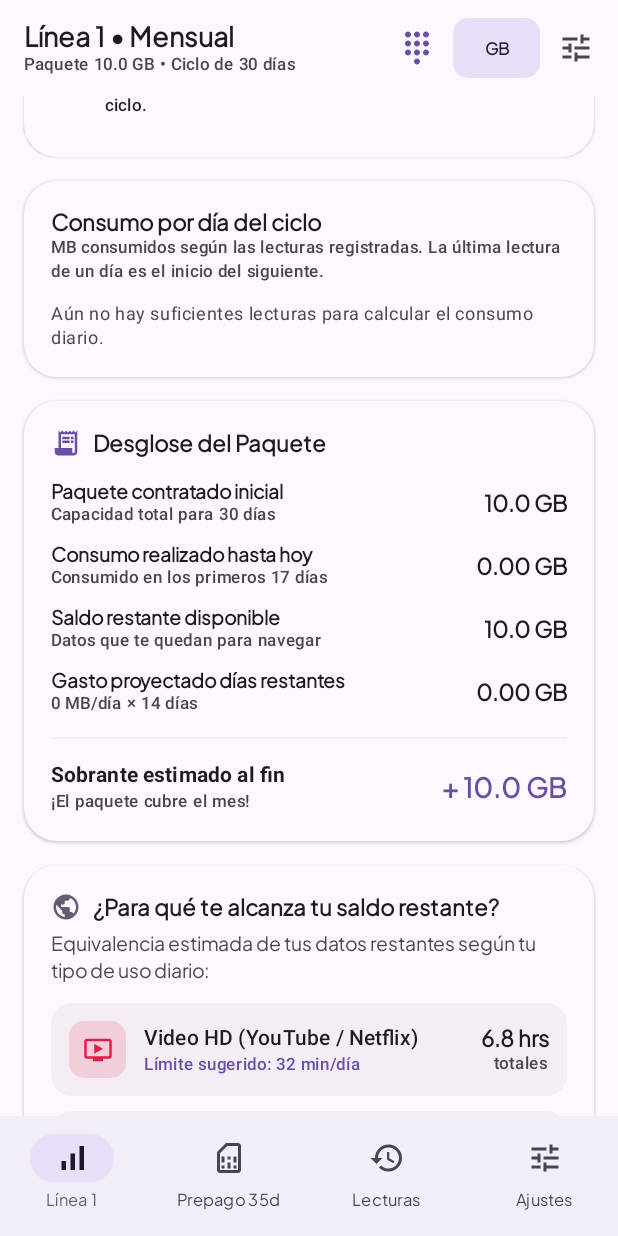
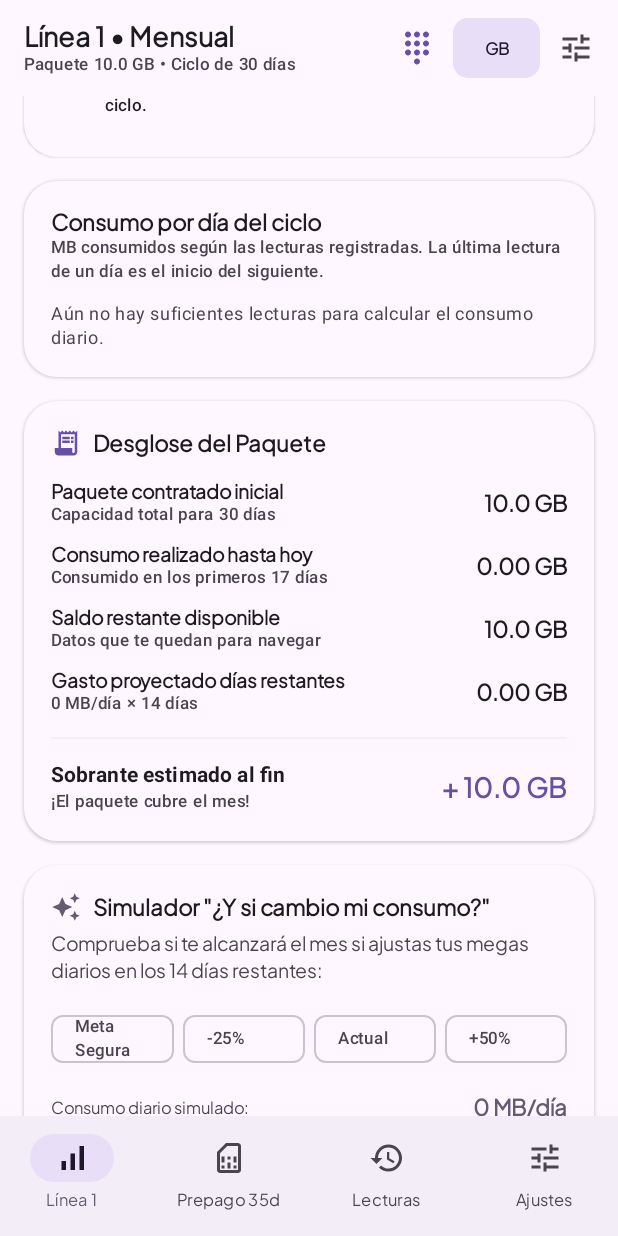
Before and after one commit to renehdezalvarez/Datos_android, an Android app built with Jetpack Compose: the screen it shows after launch (MainActivity), scrolled down 476 dp, on a phone screen of 412 x 824 dp. Run offline under Robolectric (Android 15) with nearby library versions, the phone set to English and light mode, and no system bars; our stand-ins replace Room's generated code; 17 statements that could not run were skipped.

Commit message:
feat: quitar sección de equivalencia por actividad del saldo restante

```diff
--- a/app/build.gradle.kts
+++ b/app/build.gradle.kts
@@ -12,8 +12,8 @@ android {
     applicationId = "com.aistudio.previsiongastos.pkwqzl"
     minSdk = 24
     targetSdk = 36
-    versionCode = 23
-    versionName = "8.15"
+    versionCode = 24
+    versionName = "8.16"
 
     testInstrumentationRunner = "androidx.test.runner.AndroidJUnitRunner"
   }
--- a/app/src/main/java/com/example/domain/DataForecastCalculator.kt
+++ b/app/src/main/java/com/example/domain/DataForecastCalculator.kt
@@ -3,7 +3,6 @@ package com.example.domain
 import kotlin.math.floor
 import kotlin.math.max
 import kotlin.math.min
-import kotlin.math.roundToInt
 
 enum class DataPaceStatus {
     SURPLUS_SAFE,       // Will comfortably reach month-end (> 20% remaining at end)
@@ -11,14 +10,6 @@ enum class DataPaceStatus {
     RISK_EXHAUSTION,   // Will run out 1 to 5 days before month-end
     CRITICAL_DEPLETED  // Will run out quickly (> 5 days before month-end) or already depleted
 }
-
-data class DataActivityAllowance(
-    val title: String,
-    val iconType: String,
-    val mbPerHour: Double,
-    val hoursAvailableTotal: Double,
-    val minutesPerDayRemaining: Int
-)
 
 data class DataForecastResult(
     val packageTotalMB: Double,
@@ -40,8 +31,7 @@ data class DataForecastResult(
     val paceStatus: DataPaceStatus,
     val simulatedDailyMB: Double? = null,
     val simulatedDaysLeft: Double? = null,
-    val simulatedEndBalanceMB: Double? = null,
-    val activities: List<DataActivityAllowance> = emptyList()
+    val simulatedEndBalanceMB: Double? = null
 )
 
 object DataForecastCalculator {
@@ -129,38 +119,6 @@ object DataForecastCalculator {
             Pair(null, null)
         }
 
-        // Estimación de actividades con el saldo restante y cuota diaria
-        val activities = listOf(
-            DataActivityAllowance(
-                title = "Video HD (YouTube / Netflix)",
-                iconType = "video",
-                mbPerHour = 1500.0,
-                hoursAvailableTotal = safeRemainingMB / 1500.0,
-                minutesPerDayRemaining = if (futureDays > 0) ((safeDailyAllowanceMB / 1500.0) * 60).roundToInt() else 0
-            ),
-            DataActivityAllowance(
-                title = "Redes Sociales (TikTok / Reels / IG)",
-                iconType = "social",
-                mbPerHour = 250.0,
-                hoursAvailableTotal = safeRemainingMB / 250.0,
-                minutesPerDayRemaining = if (futureDays > 0) ((safeDailyAllowanceMB / 250.0) * 60).roundToInt() else 0
-            ),
-            DataActivityAllowance(
-                title = "Música Online (Spotify / Deezer)",
-                iconType = "music",
-                mbPerHour = 60.0,
-                hoursAvailableTotal = safeRemainingMB / 60.0,
-                minutesPerDayRemaining = if (futureDays > 0) ((safeDailyAllowanceMB / 60.0) * 60).roundToInt() else 0
-            ),
-            DataActivityAllowance(
-                title = "WhatsApp y Navegación Web",
-                iconType = "chat",
-                mbPerHour = 20.0,
-                hoursAvailableTotal = safeRemainingMB / 20.0,
-                minutesPerDayRemaining = if (futureDays > 0) ((safeDailyAllowanceMB / 20.0) * 60).roundToInt() else 0
-            )
-        )
-
         return DataForecastResult(
             packageTotalMB = safePackageMB,
             remainingBalanceMB = safeRemainingMB,
@@ -179,8 +137,7 @@ object DataForecastCalculator {
             paceStatus = paceStatus,
             simulatedDailyMB = simulatedDailyMB,
             simulatedDaysLeft = simDaysLeft,
-            simulatedEndBalanceMB = simEndBalance,
-            activities = activities
+            simulatedEndBalanceMB = simEndBalance
         )
     }
 }
--- a/app/src/main/java/com/example/ui/components/DataActivitiesCard.kt
+++ /dev/null
@@ -1,159 +0,0 @@
-package com.example.ui.components
-
-import androidx.compose.foundation.layout.Arrangement
-import androidx.compose.foundation.layout.Box
-import androidx.compose.foundation.layout.Column
-import androidx.compose.foundation.layout.Row
-import androidx.compose.foundation.layout.Spacer
-import androidx.compose.foundation.layout.fillMaxWidth
-import androidx.compose.foundation.layout.height
-import androidx.compose.foundation.layout.padding
-import androidx.compose.foundation.layout.size
-import androidx.compose.foundation.layout.width
-import androidx.compose.foundation.shape.RoundedCornerShape
-import androidx.compose.material.icons.Icons
-import androidx.compose.material.icons.filled.Chat
-import androidx.compose.material.icons.filled.MusicNote
-import androidx.compose.material.icons.filled.OndemandVideo
-import androidx.compose.material.icons.filled.Public
-import androidx.compose.material.icons.filled.Share
-import androidx.compose.material.icons.filled.Videocam
-import androidx.compose.material3.Card
-import androidx.compose.material3.CardDefaults
-import androidx.compose.material3.Icon
-import androidx.compose.material3.MaterialTheme
-import androidx.compose.material3.Surface
-import androidx.compose.material3.Text
-import androidx.compose.runtime.Composable
-import androidx.compose.ui.Alignment
-import androidx.compose.ui.Modifier
-import androidx.compose.ui.graphics.vector.ImageVector
-import androidx.compose.ui.platform.testTag
-import androidx.compose.ui.text.font.FontWeight
-import androidx.compose.ui.unit.dp
-import com.example.domain.DataActivityAllowance
-import java.text.DecimalFormat
-import java.text.DecimalFormatSymbols
-import java.util.Locale
-
-@Composable
-fun DataActivitiesCard(
-    activities: List<DataActivityAllowance>,
-    modifier: Modifier = Modifier
-) {
-    Card(
-        modifier = modifier
-            .fillMaxWidth()
-            .testTag("data_activities_card"),
-        shape = RoundedCornerShape(22.dp),
-        colors = CardDefaults.cardColors(
-            containerColor = MaterialTheme.colorScheme.surface
-        ),
-        elevation = CardDefaults.cardElevation(defaultElevation = 1.dp)
-    ) {
-        Column(modifier = Modifier.padding(18.dp)) {
-            Row(verticalAlignment = Alignment.CenterVertically) {
-                Icon(
-                    imageVector = Icons.Default.Public,
-                    contentDescription = null,
-                    tint = MaterialTheme.colorScheme.secondary,
-                    modifier = Modifier.size(20.dp)
-                )
-                Spacer(modifier = Modifier.width(8.dp))
-                Text(
-                    text = "¿Para qué te alcanza tu saldo restante?",
-                    style = MaterialTheme.typography.titleMedium,
-                    fontWeight = FontWeight.Bold,
-                    color = MaterialTheme.colorScheme.onSurface
-                )
-            }
-
-            Spacer(modifier = Modifier.height(6.dp))
-            Text(
-                text = "Equivalencia estimada de tus datos restantes según tu tipo de uso diario:",
-                style = MaterialTheme.typography.bodyMedium,
-                color = MaterialTheme.colorScheme.onSurfaceVariant
-            )
-
-            Spacer(modifier = Modifier.height(14.dp))
-
-            activities.forEachIndexed { index, activity ->
-                ActivityRow(activity)
-                if (index < activities.size - 1) {
-                    Spacer(modifier = Modifier.height(10.dp))
-                }
-            }
-        }
-    }
-}
-
-@Composable
-private fun ActivityRow(activity: DataActivityAllowance) {
-    val (icon, color) = when (activity.iconType) {
-        "video" -> Icons.Default.OndemandVideo to androidx.compose.ui.graphics.Color(0xFFE11D48)
-        "social" -> Icons.Default.Share to androidx.compose.ui.graphics.Color(0xFF8B5CF6)
-        "music" -> Icons.Default.MusicNote to androidx.compose.ui.graphics.Color(0xFF10B981)
-        else -> Icons.Default.Chat to androidx.compose.ui.graphics.Color(0xFF0284C7)
-    }
-
-    val hoursFormatted = DecimalFormat("#,##0.0", DecimalFormatSymbols(Locale.getDefault())).format(activity.hoursAvailableTotal)
-
-    Surface(
-        shape = RoundedCornerShape(14.dp),
-        color = MaterialTheme.colorScheme.surfaceVariant.copy(alpha = 0.45f),
-        modifier = Modifier.fillMaxWidth()
-    ) {
-        Row(
-            modifier = Modifier
-                .fillMaxWidth()
-                .padding(12.dp),
-            verticalAlignment = Alignment.CenterVertically
-        ) {
-            Surface(
-                shape = RoundedCornerShape(10.dp),
-                color = color.copy(alpha = 0.15f),
-                modifier = Modifier.size(38.dp)
-            ) {
-                Box(contentAlignment = Alignment.Center) {
-                    Icon(
-                        imageVector = icon,
-                        contentDescription = null,
-                        tint = color,
-                        modifier = Modifier.size(20.dp)
-                    )
-                }
-            }
-
-            Spacer(modifier = Modifier.width(12.dp))
-
-            Column(modifier = Modifier.weight(1f)) {
-                Text(
-                    text = activity.title,
-                    style = MaterialTheme.typography.titleSmall,
-                    fontWeight = FontWeight.SemiBold,
-                    color = MaterialTheme.colorScheme.onSurface
-                )
-                Text(
-                    text = "Límite sugerido: ${activity.minutesPerDayRemaining} min/día",
-                    style = MaterialTheme.typography.labelSmall,
-                    color = MaterialTheme.colorScheme.primary,
-                    fontWeight = FontWeight.Medium
-                )
-            }
-
-            Column(horizontalAlignment = Alignment.End) {
-                Text(
-                    text = "$hoursFormatted hrs",
-                    style = MaterialTheme.typography.titleMedium,
-                    fontWeight = FontWeight.Bold,
-                    color = MaterialTheme.colorScheme.onSurface
-                )
-                Text(
-                    text = "totales",
-                    style = MaterialTheme.typography.labelSmall,
-                    color = MaterialTheme.colorScheme.onSurfaceVariant
-                )
-            }
-        }
-    }
-}
--- a/app/src/main/java/com/example/ui/screens/DataForecastScreen.kt
+++ b/app/src/main/java/com/example/ui/screens/DataForecastScreen.kt
@@ -46,7 +46,6 @@ import androidx.compose.ui.unit.dp
 import com.example.data.model.DataBalanceLogEntity
 import com.example.ui.components.DailyConsumptionChart
 import com.example.ui.components.consumptionByCycleDay
-import com.example.ui.components.DataActivitiesCard
 import com.example.ui.components.DataFormatters
 import com.example.ui.components.DataHeroCard
 import com.example.ui.components.DataPaceCard
@@ -328,13 +327,6 @@ fun DataForecastScreen(
                 }
             }
 
-            // Activities Equivalent Card
-            item {
-                DataActivitiesCard(
-                    activities = forecast.activities
-                )
-            }
-
             // What-If Simulator Card
             item {
                 DataSimulatorCard(
--- a/app/src/main/java/com/example/ui/screens/Prepaid35LineScreen.kt
+++ b/app/src/main/java/com/example/ui/screens/Prepaid35LineScreen.kt
@@ -51,7 +51,6 @@ import androidx.compose.ui.unit.dp
 import com.example.data.model.DataBalanceLogEntity
 import com.example.ui.components.DailyConsumptionChart
 import com.example.ui.components.consumptionByCycleDay
-import com.example.ui.components.DataActivitiesCard
 import com.example.ui.components.DataFormatters
 import com.example.ui.components.DataHeroCard
 import com.example.ui.components.DataPaceCard
@@ -448,13 +447,6 @@ fun Prepaid35LineScreen(
                 }
             }
 
-            // Activities Equivalent Card
-            item {
-                DataActivitiesCard(
-                    activities = forecast.activities
-                )
-            }
-
             // What-If Simulator Card
             item {
                 DataSimulatorCard(
```
Also changed, not shown: 2 other files.
